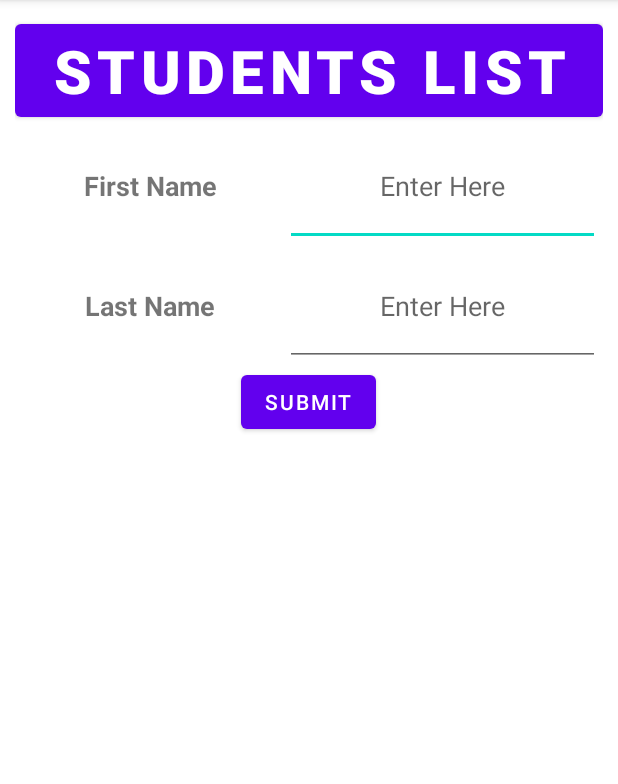
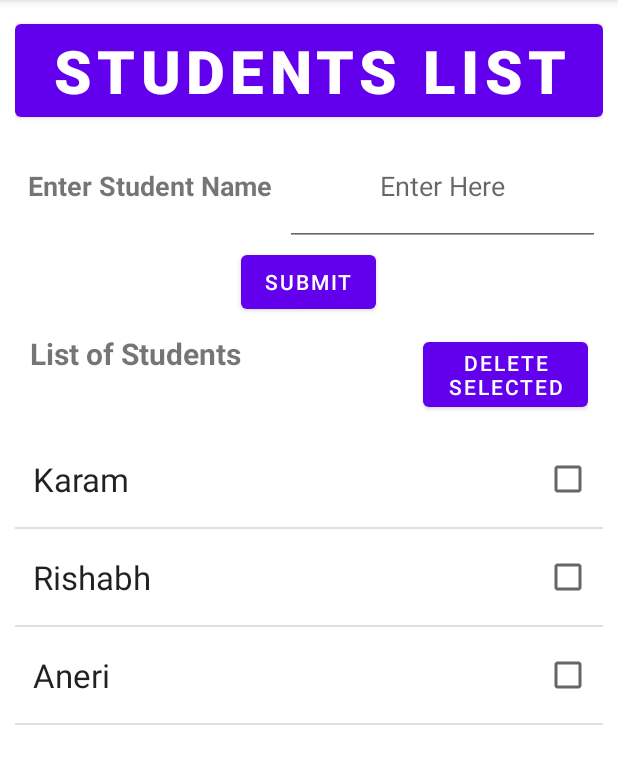
Before and after one commit to Cambrian-ITCAMD/Lab4-ToDoList, an Android app: the screen it shows after launch (MainActivity), on a phone screen of 412 x 824 dp, the part 84-868 px from its top. Run offline under Robolectric (Android 15) with nearby library versions, the phone set to English and light mode, and no system bars.

Commit message:
added event handler

```diff
--- a/app/build.gradle
+++ b/app/build.gradle
@@ -30,6 +30,10 @@ android {
     kotlinOptions {
         jvmTarget = '1.8'
     }
+
+    buildFeatures {
+        viewBinding = true
+    }
 }
 
 dependencies {
--- a/app/src/main/java/ca/skaram/myapplication/MainActivity.kt
+++ b/app/src/main/java/ca/skaram/myapplication/MainActivity.kt
@@ -2,10 +2,69 @@ package ca.skaram.myapplication
 
 import androidx.appcompat.app.AppCompatActivity
 import android.os.Bundle
+import android.util.Log
+import android.view.View
+import android.widget.*
+import ca.skaram.myapplication.databinding.ActivityMainBinding
 
 class MainActivity : AppCompatActivity() {
+
+    private lateinit var binding: ActivityMainBinding
+    private lateinit var submitButton: Button
+    private lateinit var deleteButton: Button
+    private lateinit var studentsList: ListView
+
+    private val studentEntries = mutableListOf<String>("Karam", "Rishabh", "Aneri")
+    private lateinit var arrayAdapter: ArrayAdapter<String>
+
     override fun onCreate(savedInstanceState: Bundle?) {
         super.onCreate(savedInstanceState)
-        setContentView(R.layout.activity_main)
+
+        binding = ActivityMainBinding.inflate(layoutInflater)
+        setContentView(binding.root)
+
+        submitButton = binding.submitButton
+        deleteButton = binding.deleteButton
+        studentsList = binding.studentsList
+
+        arrayAdapter = ArrayAdapter<String>(this, android.R.layout.select_dialog_multichoice, studentEntries)
+        studentsList.adapter = arrayAdapter
+
+        submitButton.setOnClickListener { addNewEntry() }
+        deleteButton.setOnClickListener { deleteSelectedEntries() }
+        studentsList.setOnItemClickListener { parent, view, position, id ->
+            toggleCheckedState(view)
+        }
+    }
+
+    private fun addNewEntry() {
+        val studentName = binding.enterName.text.toString().trim()
+        if (studentName.isNotEmpty()) {
+            if (!studentEntries.contains(studentName)) {
+                studentEntries.add(studentName)
+                arrayAdapter.notifyDataSetChanged()
+                binding.enterName.text.clear()
+            } else {
+                Log.d("MainActivity", "Duplicate entry: $studentName")
+                Toast.makeText(this, "Duplicate entry: $studentName", Toast.LENGTH_SHORT).show()
+            }
+        }
+    }
+
+    private fun deleteSelectedEntries() {
+        val checkedPositions = studentsList.checkedItemPositions
+        for (i in checkedPositions.size() - 1 downTo 0) {
+            if (checkedPositions.valueAt(i)) {
+                val position = checkedPositions.keyAt(i)
+                studentEntries.removeAt(position)
+            }
+        }
+        studentsList.clearChoices()
+        arrayAdapter.notifyDataSetChanged()
+    }
+
+    private fun toggleCheckedState(view: View) {
+        val checkedTextView = view.findViewById<CheckedTextView>(android.R.id.text1)
+        checkedTextView.isChecked = !checkedTextView.isChecked
     }
 }
--- a/app/src/main/res/layout/activity_main.xml
+++ b/app/src/main/res/layout/activity_main.xml
@@ -47,32 +47,8 @@
                 android:layout_height="match_parent"/>
         </LinearLayout>
 
-        <LinearLayout
-            android:id="@+id/studentIdFrame"
-            android:layout_width="390dp"
-            android:layout_height="80dp"
-            android:orientation="horizontal">
-
-            <TextView
-                android:id="@+id/IdInstruction"
-                android:layout_width="180dp"
-                android:layout_height="match_parent"
-                android:text="@string/instruction2"
-                android:gravity="center"
-                android:textStyle="bold"
-                android:textSize="18sp"/>
-
-            <EditText
-                android:id="@+id/enterId"
-                android:hint="@string/instruction"
-                android:inputType="text"
-                android:autofillHints="name"
-                android:gravity="center"
-                android:layout_width="match_parent"
-                android:layout_height="match_parent"/>
-        </LinearLayout>
-
         <Button
+            android:id="@+id/submitButton"
             android:layout_width="wrap_content"
             android:layout_height="wrap_content"
             android:text="@string/submit_button"
@@ -81,22 +57,34 @@
         <LinearLayout
             android:layout_width="match_parent"
             android:layout_height="match_parent"
+            android:layout_margin="10dp"
+            android:orientation="horizontal">
+
+            <TextView
+                android:id="@+id/listName"
+                android:layout_width="262dp"
+                android:layout_height="match_parent"
+                android:text="@string/student_list"
+                android:textSize="20sp"
+                android:textStyle="bold" />
+
+            <Button
+                android:id="@+id/deleteButton"
+                android:layout_width="match_parent"
+                android:layout_height="match_parent"
+                android:text="@string/delete"/>
+        </LinearLayout>
+
+        <LinearLayout
+            android:id="@+id/listFrame"
+            android:layout_width="match_parent"
+            android:layout_height="match_parent"
             android:orientation="horizontal">
 
             <ListView
                 android:id="@+id/studentsList"
-                android:layout_width="308dp"
+                android:layout_width="match_parent"
                 android:layout_height="200dp" />
-
-            <RadioGroup
-                android:layout_width="match_parent"
-                android:layout_height="wrap_content">
-
-                <RadioGroup
-                    android:layout_width="wrap_content"
-                    android:layout_height="wrap_content"/>
-            </RadioGroup>
-
         </LinearLayout>
 
     </LinearLayout>
--- a/app/src/main/res/values/strings.xml
+++ b/app/src/main/res/values/strings.xml
@@ -1,9 +1,9 @@
 <resources>
     <string name="app_name">ToDoList</string>
     <string name="app_heading">Students List</string>
-    <string name="instruction1">First Name</string>
+    <string name="instruction1">Enter Student Name</string>
     <string name="instruction">Enter Here</string>
     <string name="submit_button">Submit</string>
-    <string name="instruction2">Last Name</string>
-    <string name="input_instruction">Enter Here</string>
+    <string name="student_list">List of Students</string>
+    <string name="delete">Delete Selected</string>
 </resources>
```
